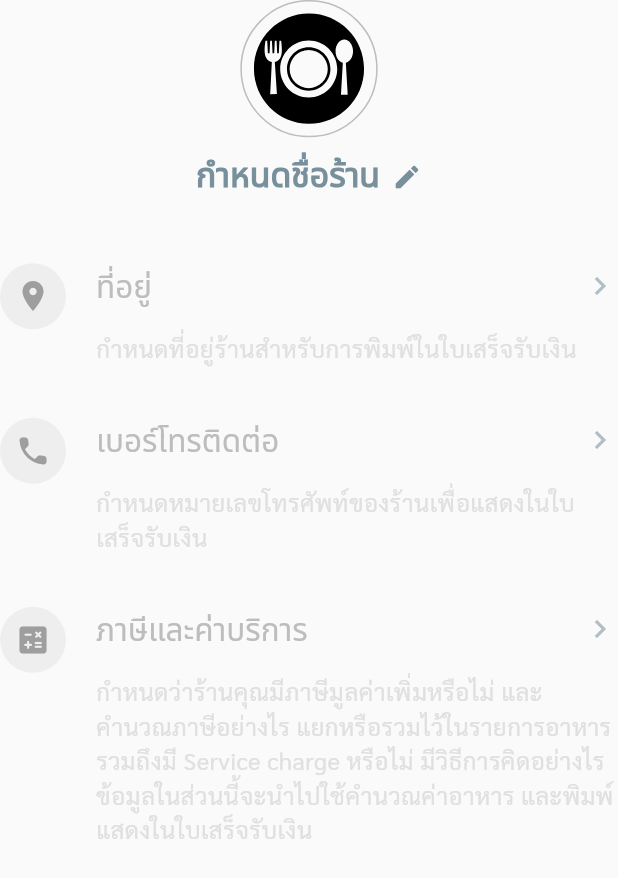
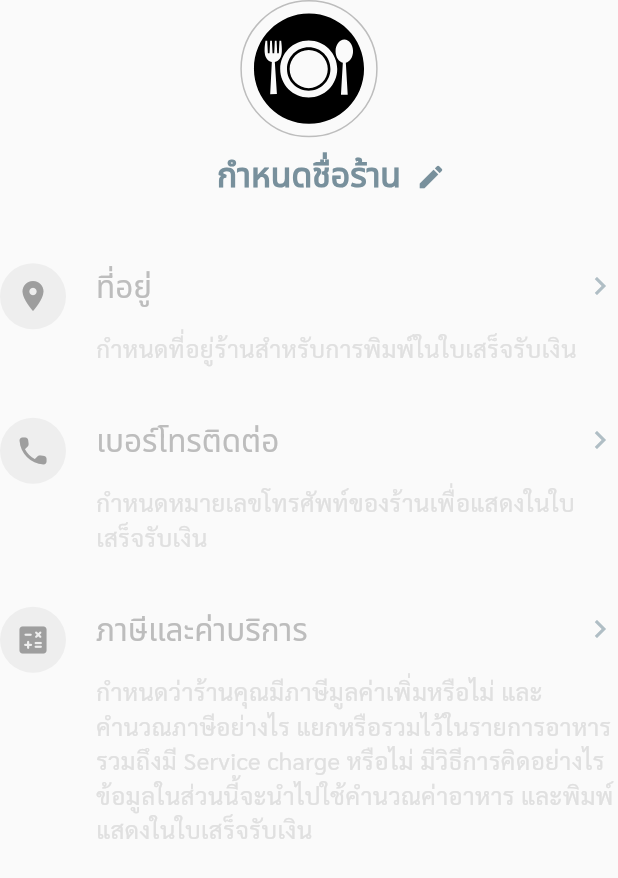
Before and after one commit to thanaigit/justorder, a Flutter app: the ShopInfoSummary widget shown alone on an empty page, opened directly, on a phone screen of 412 x 824 dp. Shown: the top 878 px of the screen. Run offline on Flutter 3.47's test engine with Material 3 defaults, Android fonts, the phone set to English and light mode, and no system bars; our stand-ins replace audioplayers, device_info_plus, drift, flutter_keyboard_visibility, flutter_riverpod, flutter_secure_storage and 10 more; missing offline and left inert: encrypt, flutter_popup, image_editor_plus, image_gallery_saver_plus, local_auth_android, local_auth_darwin and 4 more; accounts and stored records are empty; generated files the repository leaves out were written again.

Commit message:
Fix edit name icon position

```diff
--- a/lib/views/widgets/shop/shop_info_summary.dart
+++ b/lib/views/widgets/shop/shop_info_summary.dart
@@ -153,13 +153,14 @@ class _ShopInfoSummaryState extends ConsumerState<ShopInfoSummary> {
                       suffixIcon: nameButtons(),
                       onFieldSubmitted: (value) => saveShopName(),
                     )
-                  : Padding(
-                      padding: const EdgeInsets.only(bottom: 0.0),
-                      child: Row(
-                        mainAxisSize: MainAxisSize.min,
-                        mainAxisAlignment: MainAxisAlignment.center,
+                  : Stack(
+                      // mainAxisSize: MainAxisSize.min,
+                      // mainAxisAlignment: MainAxisAlignment.center,
+                      alignment: AlignmentDirectional.centerEnd,
                       children: [
-                          Text(
+                        Padding(
+                          padding: const EdgeInsets.symmetric(horizontal: 30.0),
+                          child: Text(
                             shop?.name ?? 'กำหนดชื่อร้าน',
                             overflow: TextOverflow.ellipsis,
                             style: AppTextStyles.headerStyle(
@@ -169,7 +170,8 @@ class _ShopInfoSummaryState extends ConsumerState<ShopInfoSummary> {
                               color: nameExists ? AppColors.infoEmphasize : AppColors.titlePale,
                             ),
                           ),
-                          const Gap.width(GapSize.dense),
+                        ),
+                        // const Gap.width(GapSize.dense),
                         GestureDetector(
                           onTap: () {
                             _editNameController.text = shop?.name ?? '';
@@ -183,7 +185,6 @@ class _ShopInfoSummaryState extends ConsumerState<ShopInfoSummary> {
                           ),
                         ),
                       ],
-                      ),
                     );
             },
           ),
```
Lines whose indentation alone changed are shown as unchanged.
